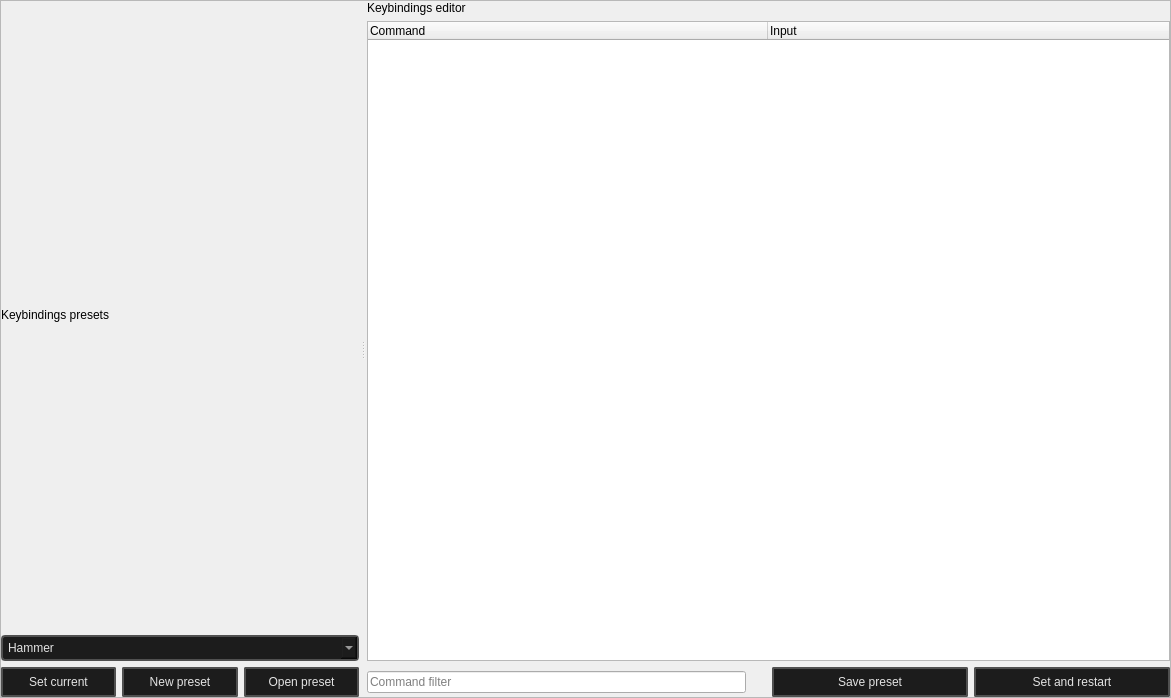
Old version of the form src/hotkey_editor/main.ui in the repository dertwist/Hammer5Tools.
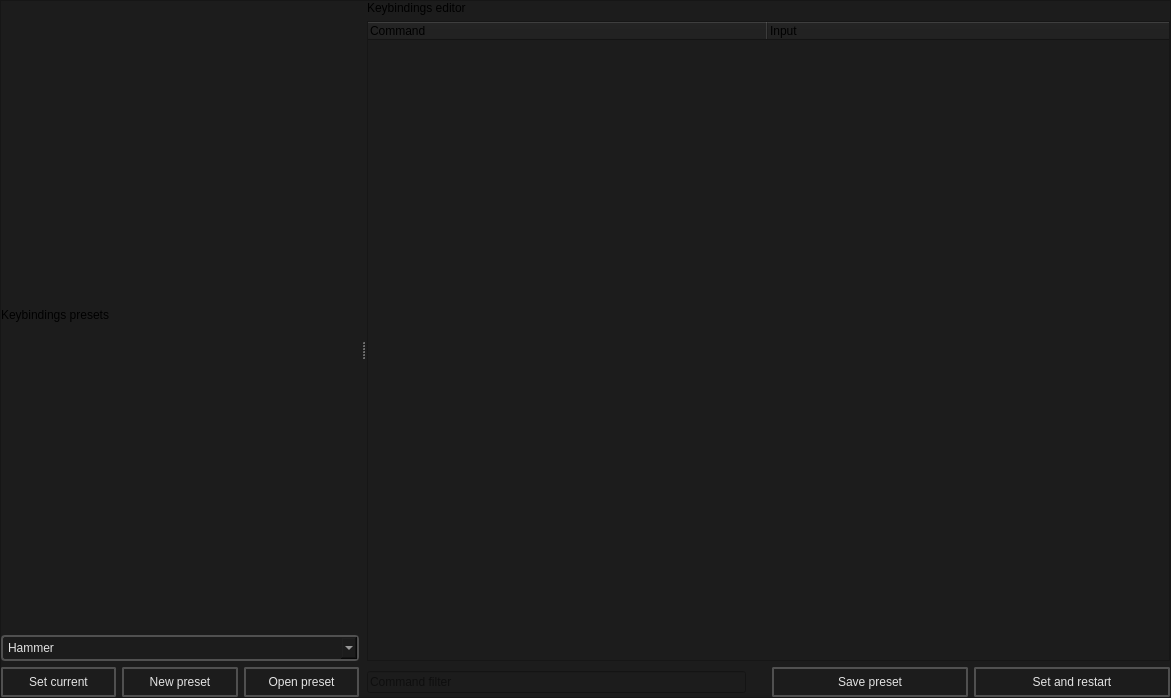
New version of the form. Icons and pictures are not drawn.

Commit message: Loading editor and hotkey editor updated background color #1C1C1C

```diff
--- a/src/hotkey_editor/main.ui
+++ b/src/hotkey_editor/main.ui
@@ -13,6 +13,9 @@
   <property name="windowTitle">
    <string>MainWindow</string>
   </property>
+  <property name="styleSheet">
+   <string notr="true">background-color: rgb(28, 28, 28);</string>
+  </property>
   <widget class="QWidget" name="centralwidget">
    <layout class="QVBoxLayout" name="verticalLayout_2">
     <property name="leftMargin">
```
Left out of the diff: 10 changed lines with no effect on the pictures. The commit also changes 5 other files.
